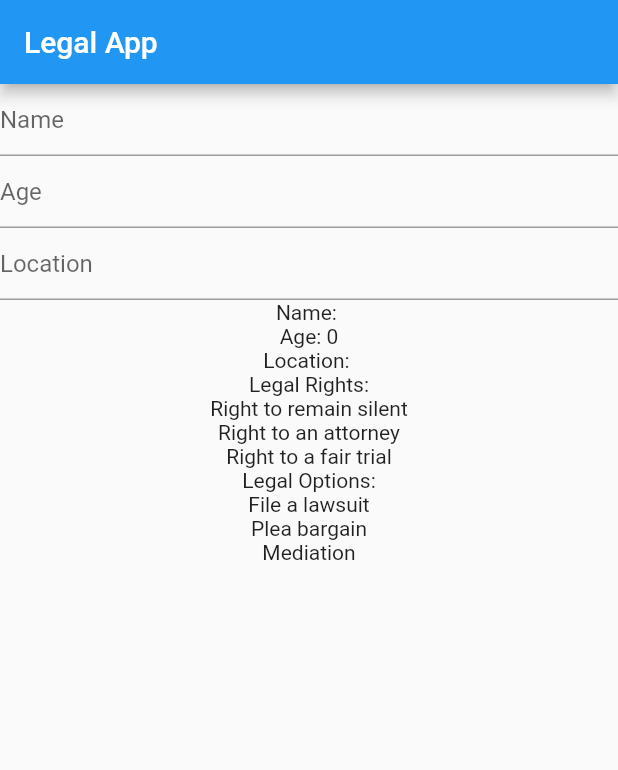
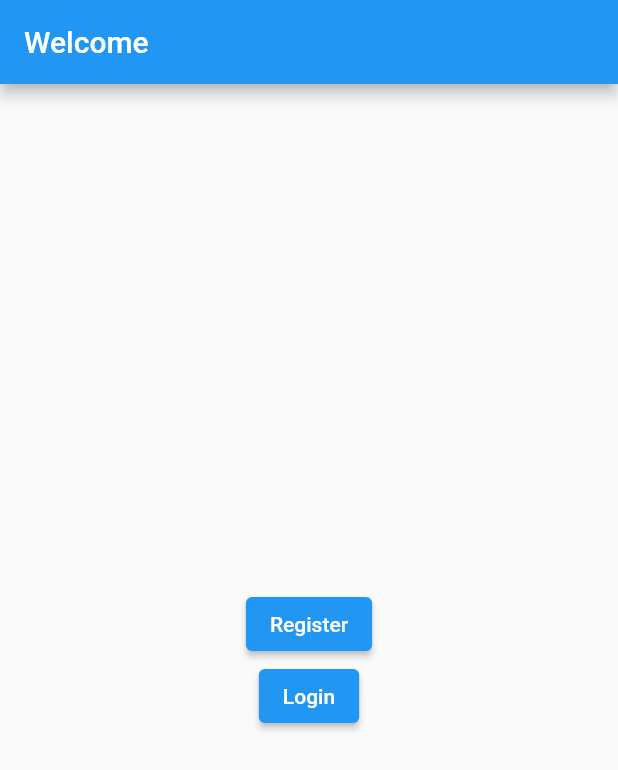
Before and after one commit to unlimitedinfinit/TrueVote, a Flutter app: the screen it shows after launch, on a phone screen of 412 x 824 dp. Shown: the top 770 px of the screen. Run offline on Flutter 3.47's test engine with Material 2 defaults, Android fonts, the phone set to English and light mode, and no system bars; our stand-ins replace firebase_auth, firebase_core; accounts and stored records are empty.

Commit message:
Add files via upload

```diff
--- /dev/null
+++ b/lib/community_forum_page.dart
@@ -0,0 +1,45 @@
+import 'package:flutter/material.dart';
+import 'registration_page.dart';
+import 'login_page.dart';
+
+class WelcomePage extends StatefulWidget {
+  @override
+  _WelcomePageState createState() => _WelcomePageState();
+}
+
+class _WelcomePageState extends State<WelcomePage> {
+  @override
+  Widget build(BuildContext context) {
+    return Scaffold(
+      appBar: AppBar(
+        title: const Text('Welcome'),
+      ),
+      body: Center(
+        child: Column(
+          mainAxisAlignment: MainAxisAlignment.center,
+          children: [
+            // Add your welcome page content here
+            ElevatedButton(
+              onPressed: () {
+                Navigator.push(
+                  context,
+                  MaterialPageRoute(builder: (context) => RegistrationPage()),
+                );
+              },
+              child: const Text('Register'),
+            ),
+            ElevatedButton(
+              onPressed: () {
+                Navigator.push(
+                  context,
+                  MaterialPageRoute(builder: (context) => LoginPage()),
+                );
+              },
+              child: const Text('Login'),
+            ),
+          ],
+        ),
+      ),
+    );
+  }
+}
--- a/lib/main.dart
+++ b/lib/main.dart
@@ -1,95 +1,26 @@
 import 'package:flutter/material.dart';
+import 'welcome_page.dart';
+import 'package:firebase_core/firebase_core.dart';
 
-void main() {
-  runApp(const LegalApp());
+
+
+void main() async {
+  WidgetsFlutterBinding.ensureInitialized();
+  await Firebase.initializeApp();
+  runApp(const MyApp());
 }
 
-class LegalApp extends StatefulWidget {
-  const LegalApp({Key? key}) : super(key: key);
+class MyApp extends StatelessWidget {
+  const MyApp({Key? key}) : super(key: key);
 
-  @override
-  _LegalAppState createState() => _LegalAppState();
-}
-
-class _LegalAppState extends State<LegalApp> {
-  // Declare variables to store user information
-  String name = '';
-  int age = 0;
-  String location = '';
-
-  // Declare variables to store legal information
-  List<String> legalRights = [
-    'Right to remain silent',
-    'Right to an attorney',
-    'Right to a fair trial',
-  ];
-  List<String> legalOptions = [
-    'File a lawsuit',
-    'Plea bargain',
-    'Mediation',
-  ];
-
-  // Define the user interface
   @override
   Widget build(BuildContext context) {
     return MaterialApp(
-      title: 'Legal App',
-      home: Scaffold(
-        appBar: AppBar(
-          title: const Text('Legal App'),
-        ),
-        body: Column(
-          children: <Widget>[
-            // Create a text field for the user to input their name
-            TextField(
-              onChanged: (text) {
-                setState(() {
-                  name = text;
-                });
-              },
-              decoration: const InputDecoration(
-                hintText: 'Name',
-              ),
-            ),
-            // Create a text field for the user to input their age
-            TextField(
-              onChanged: (text) {
-                setState(() {
-                  age = int.parse(text);
-                });
-              },
-              keyboardType: TextInputType.number,
-              decoration: const InputDecoration(
-                hintText: 'Age',
-              ),
-            ),
-            // Create a text field for the user to input their location
-            TextField(
-              onChanged: (text) {
-                setState(() {
-                  location = text;
-                });
-              },
-              decoration: const InputDecoration(
-                hintText: 'Location',
-              ),
-            ),
-            // Display the user's information
-            Text('Name: $name'),
-            Text('Age: $age'),
-            Text('Location: $location'),
-            // Display the legal rights and options
-            const Text('Legal Rights:'),
-            Column(
-              children: legalRights.map((right) => Text(right)).toList(),
-            ),
-            const Text('Legal Options:'),
-            Column(
-              children: legalOptions.map((option) => Text(option)).toList(),
-            ),
-          ],
-        ),
+      title: 'Voting App',
+      theme: ThemeData(
+        primarySwatch: Colors.blue,
       ),
+      home: WelcomePage(), // Removed the 'const' keyword here
     );
   }
 }
--- /dev/null
+++ b/lib/welcome_page.dart
@@ -0,0 +1,49 @@
+import 'package:flutter/material.dart';
+import 'registration_page.dart';
+import 'login_page.dart';
+
+
+
+
+
+class WelcomePage extends StatefulWidget {
+  @override
+  _WelcomePageState createState() => _WelcomePageState();
+}
+
+class _WelcomePageState extends State<WelcomePage> {
+  @override
+  Widget build(BuildContext context) {
+    return Scaffold(
+      appBar: AppBar(
+        title: const Text('Welcome'),
+      ),
+      body: Center(
+        child: Column(
+          mainAxisAlignment: MainAxisAlignment.center,
+          children: [
+            // Add your welcome page content here
+            ElevatedButton(
+              onPressed: () {
+                Navigator.push(
+                  context,
+                  MaterialPageRoute(builder: (context) => RegistrationPage()),
+                );
+              },
+              child: const Text('Register'),
+            ),
+            ElevatedButton(
+              onPressed: () {
+                Navigator.push(
+                  context,
+                  MaterialPageRoute(builder: (context) => LoginPage()),
+                );
+              },
+              child: const Text('Login'),
+            ),
+          ],
+        ),
+      ),
+    );
+  }
+}
```
Also changed, not shown: lib/budget_expenditure_data_page.dart (added, +25 -0 lines), lib/candidate_issues_information_page.dart (added, +25 -0 lines), lib/fact_checking_tool_page.dart (added, +25 -0 lines), lib/login_page.dart (added, +35 -0 lines), lib/news_timeline_page.dart (added, +25 -0 lines), lib/registration_page.dart (added, +107 -0 lines), lib/survey_quiz_page.dart (added, +25 -0 lines), lib/user_profile_page.dart (added, +25 -0 lines).
